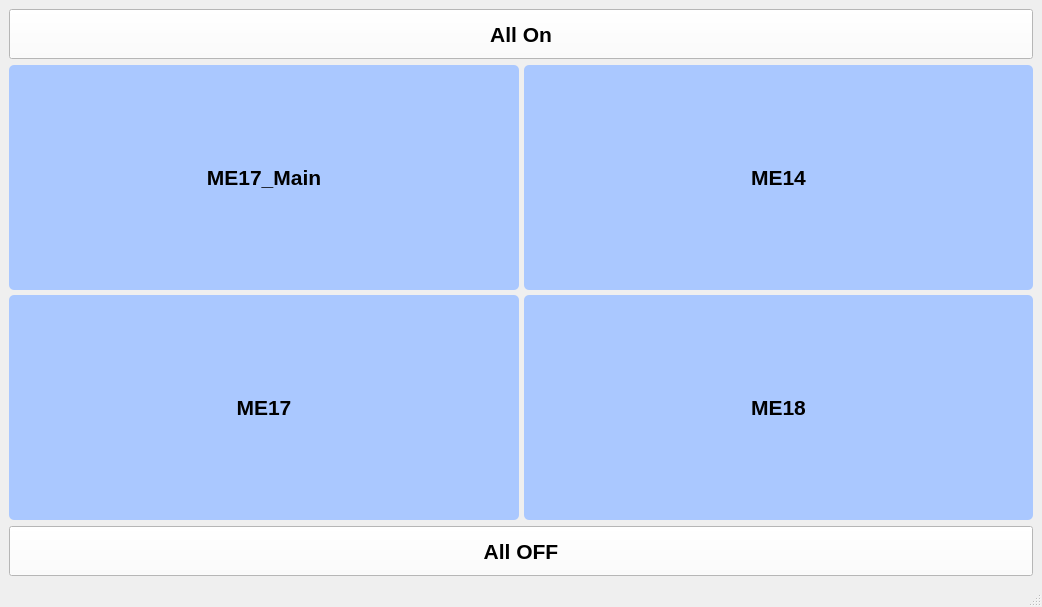
Old version of the form Python-client/gui.ui in the repository EdwinFairchild/BLE-rig.
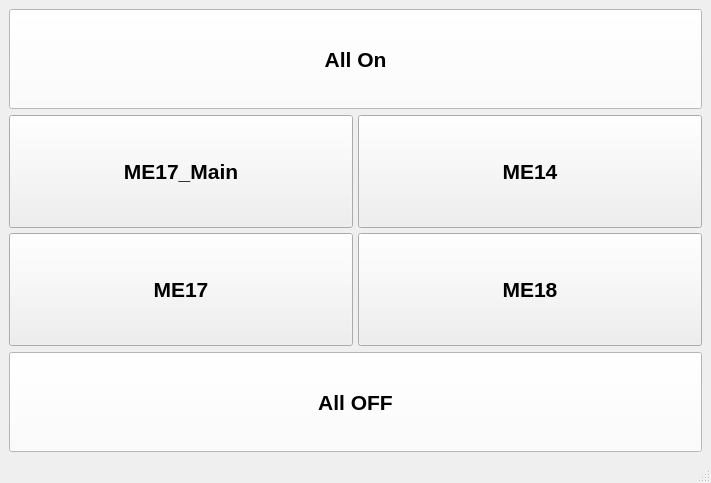
New version of the form.

```diff
--- a/Python-client/gui.ui
+++ b/Python-client/gui.ui
@@ -6,8 +6,8 @@
    <rect>
     <x>0</x>
     <y>0</y>
-    <width>1042</width>
-    <height>607</height>
+    <width>711</width>
+    <height>483</height>
    </rect>
   </property>
   <property name="windowTitle">
@@ -20,7 +20,7 @@
       <property name="minimumSize">
        <size>
         <width>0</width>
-        <height>50</height>
+        <height>100</height>
        </size>
       </property>
       <property name="font">
@@ -60,7 +60,7 @@
           <property name="minimumSize">
            <size>
             <width>0</width>
-            <height>50</height>
+            <height>100</height>
            </size>
           </property>
           <property name="maximumSize">
@@ -77,25 +77,7 @@
            </font>
           </property>
           <property name="styleSheet">
-           <string notr="true">QPushButton{
-	color: rgb(0, 0, 0);
-		background-color: rgb(170,200,255);
-	border:none;
-border-radius:5px;
-
-}
-
-QPushButton:hover{
-	color: rgb(28, 28, 28);
-		background-color: rgb(140,170,255);
-
-}
-
-QPushButton:pressed{
-	
-		color: rgb(28, 28, 28);
-	background-color: rgb(110,140,255);
-}</string>
+           <string notr="true"/>
           </property>
           <property name="text">
            <string>ME17_Main</string>
@@ -107,7 +89,7 @@
           <property name="minimumSize">
            <size>
             <width>0</width>
-            <height>50</height>
+            <height>100</height>
            </size>
           </property>
           <property name="maximumSize">
@@ -124,25 +106,7 @@
            </font>
           </property>
           <property name="styleSheet">
-           <string notr="true">QPushButton{
-	color: rgb(0, 0, 0);
-		background-color: rgb(170,200,255);
-	border:none;
-border-radius:5px;
-
-}
-
-QPushButton:hover{
-	color: rgb(28, 28, 28);
-		background-color: rgb(140,170,255);
-
-}
-
-QPushButton:pressed{
-	
-		color: rgb(28, 28, 28);
-	background-color: rgb(110,140,255);
-}</string>
+           <string notr="true"/>
           </property>
           <property name="text">
            <string>ME17</string>
@@ -161,7 +125,7 @@
           <property name="minimumSize">
            <size>
             <width>0</width>
-            <height>50</height>
+            <height>100</height>
            </size>
           </property>
           <property name="maximumSize">
@@ -178,25 +142,7 @@
            </font>
           </property>
           <property name="styleSheet">
-           <string notr="true">QPushButton{
-	color: rgb(0, 0, 0);
-		background-color: rgb(170,200,255);
-	border:none;
-border-radius:5px;
-
-}
-
-QPushButton:hover{
-	color: rgb(28, 28, 28);
-		background-color: rgb(140,170,255);
-
-}
-
-QPushButton:pressed{
-	
-		color: rgb(28, 28, 28);
-	background-color: rgb(110,140,255);
-}</string>
+           <string notr="true"/>
           </property>
           <property name="text">
            <string>ME14</string>
@@ -208,7 +154,7 @@
           <property name="minimumSize">
            <size>
             <width>0</width>
-            <height>50</height>
+            <height>100</height>
            </size>
           </property>
           <property name="maximumSize">
@@ -225,25 +171,7 @@
            </font>
           </property>
           <property name="styleSheet">
-           <string notr="true">QPushButton{
-	color: rgb(0, 0, 0);
-		background-color: rgb(170,200,255);
-	border:none;
-border-radius:5px;
-
-}
-
-QPushButton:hover{
-	color: rgb(28, 28, 28);
-		background-color: rgb(140,170,255);
-
-}
-
-QPushButton:pressed{
-	
-		color: rgb(28, 28, 28);
-	background-color: rgb(110,140,255);
-}</string>
+           <string notr="true"/>
           </property>
           <property name="text">
            <string>ME18</string>
@@ -259,7 +187,7 @@
       <property name="minimumSize">
        <size>
         <width>0</width>
-        <height>50</height>
+        <height>100</height>
        </size>
       </property>
       <property name="font">
```
Left out of the diff: 6 changed lines with no effect on the pictures.
